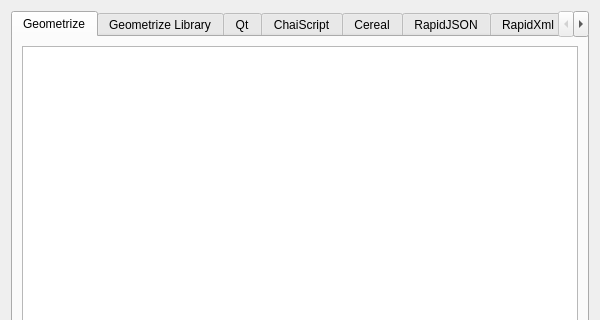
First picture: the form in Geometrize/dialog/licensedialog.ui, repository Tw1ddle/geometrize, before the edit; both pictures show x 0 to 600 and y 0 to 320 of the 600 by 500 pixel window.
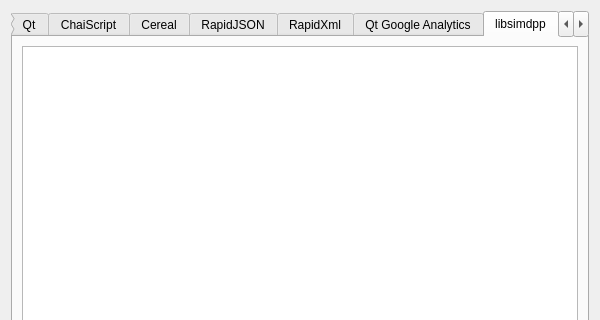
Second picture: the form after the edit.

Commit message: Add libsimdpp license, update submodule

The edit to the form file:
```diff
--- a/Geometrize/dialog/licensedialog.ui
+++ b/Geometrize/dialog/licensedialog.ui
@@ -32,7 +32,7 @@
    <item>
     <widget class="QTabWidget" name="tabWidget">
      <property name="currentIndex">
-      <number>0</number>
+      <number>8</number>
      </property>
      <widget class="QWidget" name="Geometrize">
       <attribute name="title">
@@ -121,6 +121,16 @@
        </item>
       </layout>
      </widget>
+     <widget class="QWidget" name="libsimdpp">
+      <attribute name="title">
+       <string>libsimdpp</string>
+      </attribute>
+      <layout class="QVBoxLayout" name="verticalLayout_14">
+       <item>
+        <widget class="QTextBrowser" name="libsimdppLicense"/>
+       </item>
+      </layout>
+     </widget>
      <widget class="QWidget" name="FlowLayout">
       <attribute name="title">
        <string notr="true">FlowLayout</string>
```
The commit also changes 5 other files.
